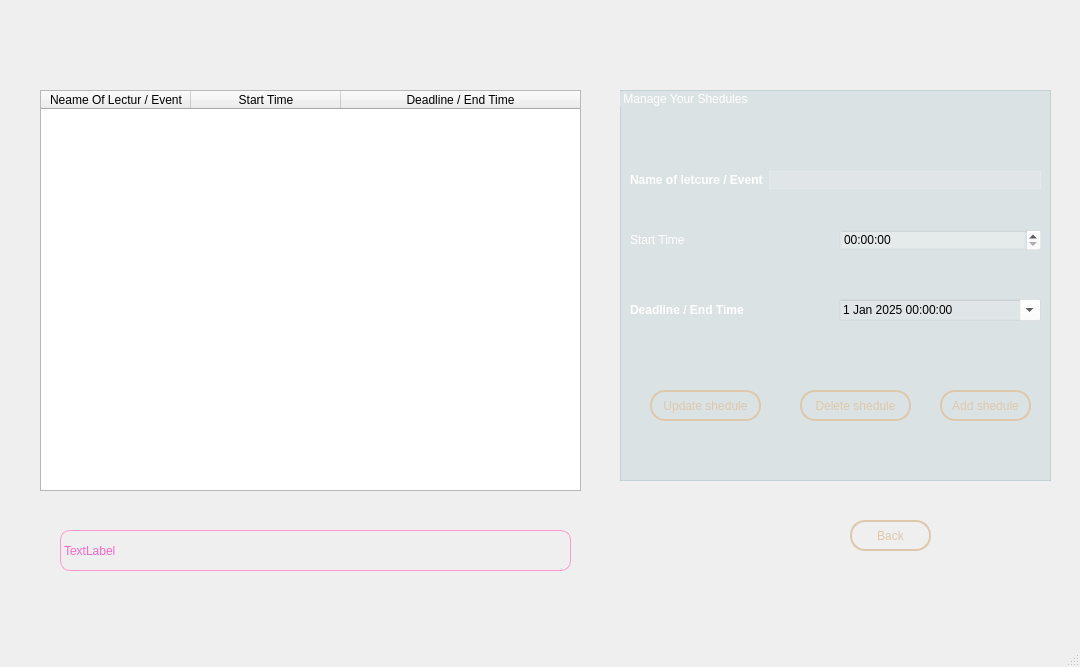
The window that shedulemaneger.ui (RashmikaKDH/PersonalOrganizer_OOP_miniproject) describes before a commit, drawn with Qt 5.
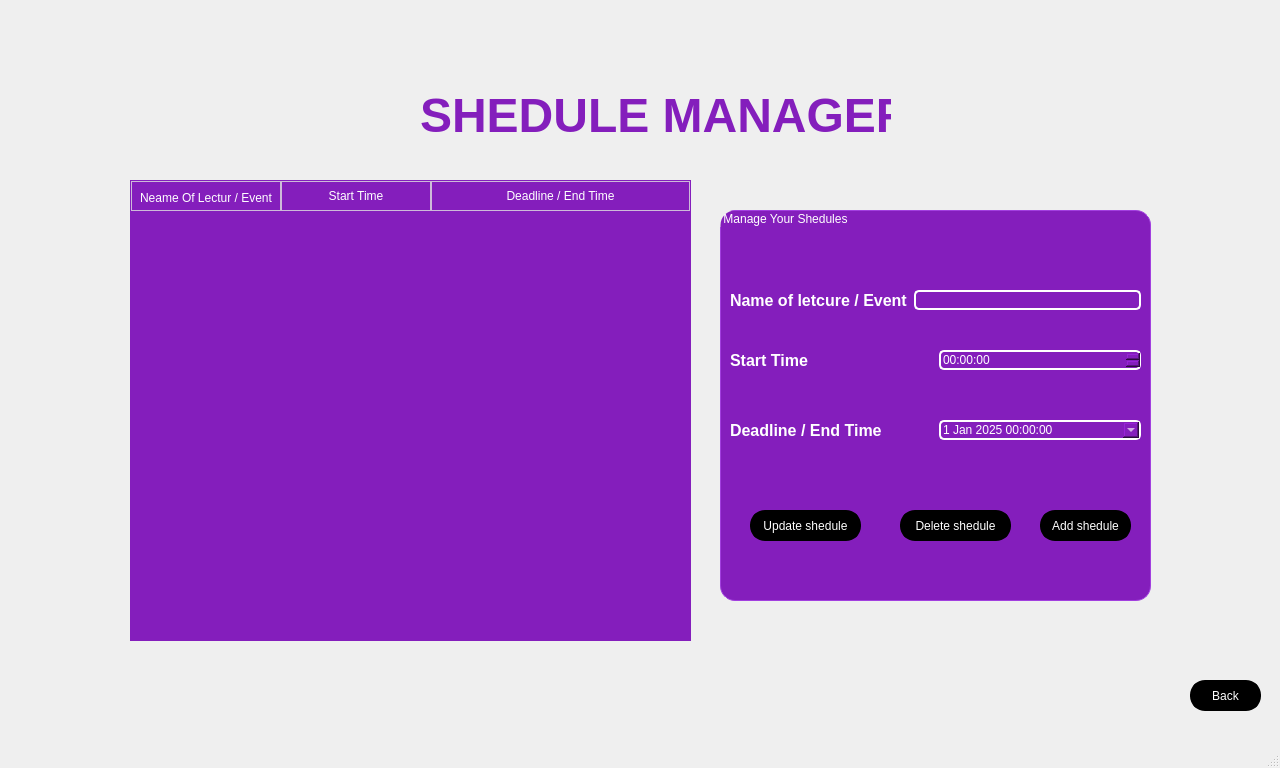
The same window after the commit. Icons and pictures are not drawn.

Commit message:
Revamp UI styles and layouts for consistency
Updated multiple .ui files to unify color schemes, fonts, and layout dimensions for a more consistent and modern look across the application. Enhanced table and group box styles, improved button appearance, and adjusted widget positions. Also updated welcome message formatting in organizerui.cpp.

The edit to the form file:
```diff
--- a/shedulemaneger.ui
+++ b/shedulemaneger.ui
@@ -6,8 +6,8 @@
    <rect>
     <x>0</x>
     <y>0</y>
-    <width>1080</width>
-    <height>667</height>
+    <width>1280</width>
+    <height>768</height>
    </rect>
   </property>
   <property name="windowTitle">
@@ -22,13 +22,16 @@
 </string>
   </property>
   <widget class="QWidget" name="centralwidget">
+   <property name="styleSheet">
+    <string notr="true"/>
+   </property>
    <widget class="QTableWidget" name="scheduleTable">
     <property name="geometry">
      <rect>
-      <x>40</x>
-      <y>90</y>
-      <width>541</width>
-      <height>401</height>
+      <x>130</x>
+      <y>180</y>
+      <width>561</width>
+      <height>461</height>
      </rect>
     </property>
     <property name="sizePolicy">
@@ -38,7 +41,34 @@
      </sizepolicy>
     </property>
     <property name="styleSheet">
-     <string notr="true"/>
+     <string notr="true">   QTableView {
+      background-color: #841ebc;       
+       alternate-background-color: #f1c232; 
+       gridline-color: #b081ca;        
+       selection-background-color: #b081ca;
+       selection-color: white;  
+       border: 1px solid #841ebc; 
+		font: 700 9pt &quot;Segoe UI&quot;;
+    }
+  QHeaderView::section {
+       background-color: #841ebc; 
+		alternate-background-color: #cebad9; 
+       color: white;              
+       padding: 5px;
+       border: 1px solid #cebad9;
+   }
+    QTableCornerButton::section {
+       background-color: #841ebc;
+       border: 1px solid white;
+    }
+    QHeaderView {
+       background-color: #841ebc;  
+}
+
+    QTableView::item {
+       background-color: #cebad9;
+		color:#841ebc;
+}</string>
     </property>
     <property name="alternatingRowColors">
      <bool>false</bool>
@@ -104,44 +134,23 @@
      </property>
     </column>
    </widget>
-   <widget class="QLabel" name="lable">
-    <property name="geometry">
-     <rect>
-      <x>60</x>
-      <y>530</y>
-      <width>511</width>
-      <height>41</height>
-     </rect>
-    </property>
-    <property name="styleSheet">
-     <string notr="true">  border: 1px solid #ff99cc;
-  border-radius: 10px;
-color: #ff68cc;
-
-</string>
-    </property>
-    <property name="text">
-     <string>TextLabel</string>
-    </property>
-   </widget>
    <widget class="QGroupBox" name="groupBox">
     <property name="geometry">
      <rect>
-      <x>620</x>
-      <y>90</y>
+      <x>720</x>
+      <y>210</y>
       <width>431</width>
       <height>391</height>
      </rect>
     </property>
     <property name="styleSheet">
-     <string notr="true">#groupBox{
-color: rgb(255, 255, 255);
-font: 900 16pt &quot;Segoe UI Black&quot;;
-/* From https://css.glass */
-background: rgba(138, 174, 181, 0.2);
+     <string notr="true">QGroupBox{font: 19pt &quot;Segoe UI&quot;;
+color:White;
 
-border: 1px solid rgba(138, 174, 181, 0.3);
-}</string>
+border-radius: 15px;
+
+background-color: #841ebc;
+border: 1px solid #a23fdf;}</string>
     </property>
     <property name="title">
      <string>Manage Your Shedules</string>
@@ -156,10 +165,12 @@
       </rect>
      </property>
      <property name="styleSheet">
-      <string notr="true">border: 2px solid #DEC8AC;
-font: 700 10pt &quot;Segoe UI&quot;;
+      <string notr="true">border: 3px solid #000000;
+background-color:#000000;
 border-radius: 15px;
-color: #DEC8AC;</string>
+color: white;
+font: 700 10pt &quot;Segoe UI&quot;;
+	</string>
      </property>
      <property name="text">
       <string>Add shedule</string>
@@ -178,17 +189,18 @@
       <item>
        <widget class="QLabel" name="label">
         <property name="text">
-         <string>&lt;html&gt;&lt;head/&gt;&lt;body&gt;&lt;p&gt;&lt;span style=&quot; font-weight:700; color:#ffffff;&quot;&gt;Name of letcure / Event&lt;/span&gt;&lt;/p&gt;&lt;/body&gt;&lt;/html&gt;</string>
+         <string>&lt;html&gt;&lt;head/&gt;&lt;body&gt;&lt;p&gt;&lt;span style=&quot; font-size:12pt; font-weight:700; color:#ffffff;&quot;&gt;Name of letcure / Event&lt;/span&gt;&lt;/p&gt;&lt;/body&gt;&lt;/html&gt;</string>
         </property>
        </widget>
       </item>
       <item>
        <widget class="QLineEdit" name="nameEdit">
         <property name="styleSheet">
-         <string notr="true">background: rgba(255, 255, 255, 0.15);
-border-radius: 16px;
-
-border: 1px solid rgba(255, 255, 255, 0.11);</string>
+         <string notr="true">font: 12pt &quot;Segoe UI&quot;;
+border: 2px solid  white;
+ border-radius: 5px;
+background-color: #841ebc;
+color: white;</string>
         </property>
        </widget>
       </item>
@@ -207,16 +219,18 @@
       <item>
        <widget class="QLabel" name="label_2">
         <property name="text">
-         <string>&lt;html&gt;&lt;head/&gt;&lt;body&gt;&lt;p&gt;&lt;span style=&quot; color:#ffffff;&quot;&gt;Start Time&lt;/span&gt;&lt;/p&gt;&lt;/body&gt;&lt;/html&gt;</string>
+         <string>&lt;html&gt;&lt;head/&gt;&lt;body&gt;&lt;p&gt;&lt;span style=&quot; font-size:12pt; font-weight:700; color:#ffffff;&quot;&gt;Start Time&lt;/span&gt;&lt;/p&gt;&lt;/body&gt;&lt;/html&gt;</string>
         </property>
        </widget>
       </item>
       <item>
        <widget class="QTimeEdit" name="timeEdit">
         <property name="styleSheet">
-         <string notr="true">background: rgba(255, 255, 255, 0.15);
-
-</string>
+         <string notr="true">font: 12pt &quot;Segoe UI&quot;;
+border: 2px solid  white;
+ border-radius: 5px;
+background-color: #841ebc;
+color: white;</string>
         </property>
         <property name="wrapping">
          <bool>false</bool>
@@ -251,15 +265,18 @@
       <item>
        <widget class="QLabel" name="label_3">
         <property name="text">
-         <string>&lt;html&gt;&lt;head/&gt;&lt;body&gt;&lt;p&gt;&lt;span style=&quot; font-weight:700; color:#ffffff;&quot;&gt;Deadline / End Time&lt;/span&gt;&lt;/p&gt;&lt;/body&gt;&lt;/html&gt;</string>
+         <string>&lt;html&gt;&lt;head/&gt;&lt;body&gt;&lt;p&gt;&lt;span style=&quot; font-size:12pt; font-weight:700; color:#ffffff;&quot;&gt;Deadline / End Time&lt;/span&gt;&lt;/p&gt;&lt;/body&gt;&lt;/html&gt;</string>
         </property>
        </widget>
       </item>
       <item>
        <widget class="QDateTimeEdit" name="deadlineEdit">
         <property name="styleSheet">
-         <string notr="true">background: rgba(255, 255, 255, 0.15);
-</string>
+         <string notr="true">font: 12pt &quot;Segoe UI&quot;;
+border: 2px solid  white;
+ border-radius: 5px;
+background-color: #841ebc;
+color: white;</string>
         </property>
         <property name="locale">
          <locale language="English" country="UnitedStates"/>
@@ -294,10 +311,12 @@
       </rect>
      </property>
      <property name="styleSheet">
-      <string notr="true">border: 2px solid #DEC8AC;
-font: 700 10pt &quot;Segoe UI&quot;;
+      <string notr="true">border: 3px solid #000000;
+background-color:#000000;
 border-radius: 15px;
-color: #DEC8AC;</string>
+color: white;
+font: 700 10pt &quot;Segoe UI&quot;;
+	</string>
      </property>
      <property name="text">
       <string>Delete shedule</string>
@@ -313,10 +332,12 @@
       </rect>
      </property>
      <property name="styleSheet">
-      <string notr="true">border: 2px solid #DEC8AC;
-font: 700 10pt &quot;Segoe UI&quot;;
+      <string notr="true">border: 3px solid #000000;
+background-color:#000000;
 border-radius: 15px;
-color: #DEC8AC;</string>
+color: white;
+font: 700 10pt &quot;Segoe UI&quot;;
+	</string>
      </property>
      <property name="text">
       <string>Update shedule</string>
@@ -326,9 +347,9 @@
    <widget class="QPushButton" name="pushButton_backto">
     <property name="geometry">
      <rect>
-      <x>850</x>
-      <y>520</y>
-      <width>81</width>
+      <x>1190</x>
+      <y>680</y>
+      <width>71</width>
       <height>31</height>
      </rect>
     </property>
@@ -339,15 +360,30 @@
      <string/>
     </property>
     <property name="styleSheet">
-     <string notr="true">border: 2px solid #DEC8AC;
-font: 700 10pt &quot;Segoe UI&quot;;
+     <string notr="true">border: 3px solid #000000;
+background-color:#000000;
 border-radius: 15px;
-color: #DEC8AC;</string>
+color: white;
+font: 700 10pt &quot;Segoe UI&quot;;
+	</string>
     </property>
     <property name="text">
      <string>Back</string>
     </property>
    </widget>
+   <widget class="QLabel" name="label_4">
+    <property name="geometry">
+     <rect>
+      <x>420</x>
+      <y>80</y>
+      <width>471</width>
+      <height>71</height>
+     </rect>
+    </property>
+    <property name="text">
+     <string>&lt;html&gt;&lt;head/&gt;&lt;body&gt;&lt;p&gt;&lt;span style=&quot; font-size:36pt; font-weight:700; color:#841ebc;&quot;&gt;SHEDULE MANAGER&lt;/span&gt;&lt;/p&gt;&lt;/body&gt;&lt;/html&gt;</string>
+    </property>
+   </widget>
   </widget>
   <widget class="QMenuBar" name="menubar">
    <property name="geometry">
```
Left out of the diff: 8 changed lines with no effect on the pictures. The commit also changes 9 other files.
